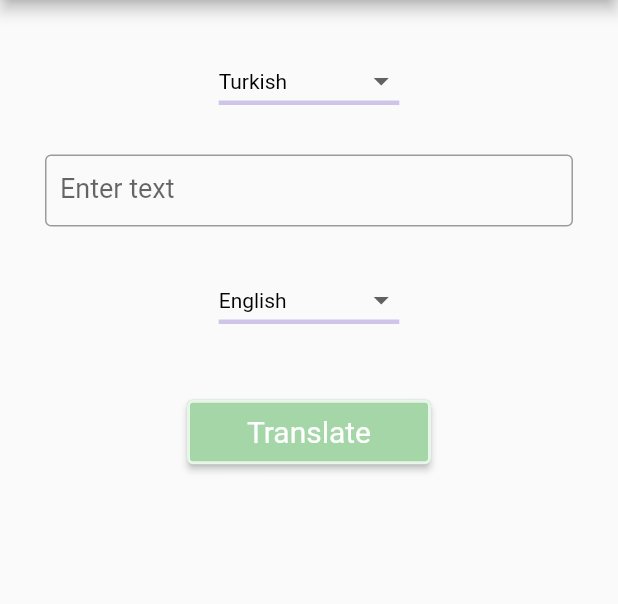
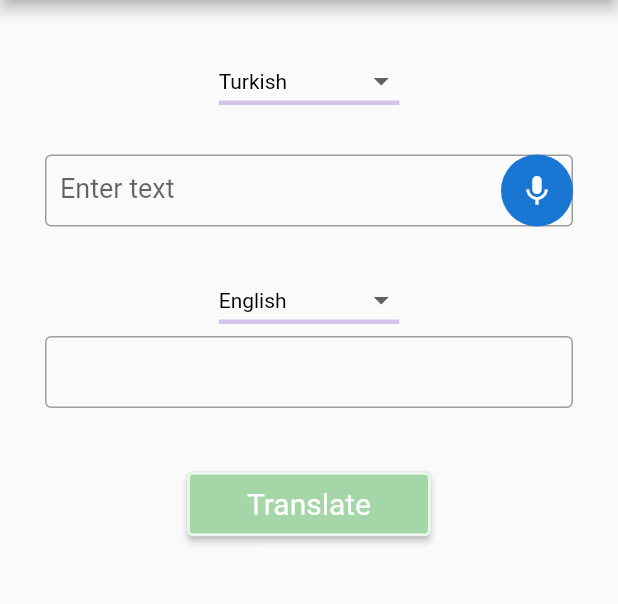
Before and after one commit to AslihanYoldas/Flutter-Translator-App, a Flutter app: the TranslatorView screen opened directly, on a phone screen of 412 x 824 dp, the part 84-688 px from its top. Run offline on Flutter 3.47's test engine with Material 2 defaults, Android fonts, the phone set to English and light mode, and no system bars; our stand-ins replace dio, flutter_bloc, get_it, retrofit, speech_to_text; generated files the repository leaves out were written again.

Commit message:
Two cubits merged. But it isn't working. Many errors occuring

```diff
--- a/lib/cubit/speech_to_text/speech_to_text_states.dart
+++ b/lib/cubit/speech_to_text/speech_to_text_states.dart
@@ -1,6 +1,6 @@
 abstract class SpeechStates{}
 
-class InitState extends SpeechStates{
+class InitialState extends SpeechStates{
 
 }
 
@@ -12,18 +12,23 @@ class MicNotAvailableState extends SpeechStates{
 
 }
 class SpeechListeningState extends SpeechStates{
+  String? sourceLan;
+  String? targetLan;
+  SpeechListeningState(this.sourceLan,this.targetLan);
 
 }
 
-class SpeechListeningStoppedState extends SpeechStates{
+/*class SpeechListeningStoppedState extends SpeechStates{
 
-}
-class ErrorState extends SpeechStates{
+}*/
+class SpeechErrorState extends SpeechStates{
   final String message;
-  ErrorState(this.message);
+  SpeechErrorState(this.message);
 }
 
 class SpeechResult extends SpeechStates{
   String recognizedWords;
-  SpeechResult(this.recognizedWords);
+  String? sourceLan;
+  String? targetLan;
+  SpeechResult(this.recognizedWords,this.sourceLan,this.targetLan);
 }
--- a/lib/cubit/translator/translator_states.dart
+++ b/lib/cubit/translator/translator_states.dart
@@ -11,9 +11,9 @@ class InitState extends TranslatorStates{
 class LoadingState extends TranslatorStates{
 
 }
-class ErrorState extends TranslatorStates{
+class TranslatorErrorState extends TranslatorStates{
   final String message;
-  ErrorState(this.message);
+  TranslatorErrorState(this.message);
 }
 
 class ResponseState extends TranslatorStates{
--- a/lib/cubit/translator/translator_view.dart
+++ b/lib/cubit/translator/translator_view.dart
@@ -1,20 +1,30 @@
 import 'package:flutter/material.dart';
 import 'package:flutter_bloc/flutter_bloc.dart';
+import 'package:flutter_translator_app/cubit/speech_to_text/speech_to_text_cubit.dart';
 import 'package:flutter_translator_app/cubit/translator/translator_cubit.dart';
 import 'package:flutter_translator_app/cubit/translator/translator_states.dart';
 import 'package:flutter_translator_app/dependency_injection/locator.dart';
 import 'package:flutter_translator_app/pages/translator_page.dart';
-
-import '../../model/translator_result.dart';
+import 'package:flutter_translator_app/widgets/speech_to_text_alert_dialog.dart';
+import '../speech_to_text/speech_to_text_states.dart';
 
 class TranslatorView extends StatelessWidget {
   const TranslatorView({super.key});
 
+
   @override
   Widget build(BuildContext context) {
-    return BlocProvider(
-        create: (context)=>locator.get<TranslatorCubit>(),
-        child: buildScaffold()
+    return  MultiBlocProvider(
+        providers:[
+          BlocProvider<TranslatorCubit>(
+            create: (context) => locator.get<TranslatorCubit>(),
+          ),
+          BlocProvider<SpeechCubit>(
+            create: (context) => locator.get<SpeechCubit>(),
+          ),
+
+        ],
+      child: buildScaffold(),
     );
   }
 
@@ -24,25 +34,72 @@ class TranslatorView extends StatelessWidget {
             leading: const Icon(Icons.translate_outlined),
             title: const Text('Translator'),
             backgroundColor: Colors.green.shade200),
-        body: BlocConsumer<TranslatorCubit, TranslatorStates>(
+        body: Column(
+          children: [
+            BlocConsumer<TranslatorCubit, TranslatorStates>(
+                listener: (context, state) {},
+                builder: (context, state) {
+                  if (state is InitState) {
+                    return const TranslatorPage(null,null,null,null);
+
+                  }
+                  else if (state is LoadingState) {
+                    return buildLoading();
+                  }
+                  else if (state is ResponseState) {
+                    debugPrint("RESPONSE STATE");
+                    return TranslatorPage(
+                        state.data.text,
+                        state.result.data?.translations?[0].translatedText,
+                        state.data.sourceLan,
+                        state.data.targetLan);
+                  }
+                  else {
+                    final error = state as TranslatorErrorState;
+                    return Text(error.message);
+                  }
+                }),
+
+        BlocConsumer<SpeechCubit, SpeechStates>(
             listener: (context, state) {},
             builder: (context, state) {
-              if (state is InitState) {
-                return const TranslatorPage(null,null);
+              if (state is InitialState) {
+                locator.get<SpeechCubit>().initialize();
 
               }
-              else if (state is LoadingState) {
-                return buildLoading();
+              else if (state is SpeechResult) {
+                debugPrint("RESPONSE STATE");
+                return TranslatorPage(state.recognizedWords,null,state.sourceLan,state.targetLan);
               }
-              else if (state is ResponseState) {
-                debugPrint("RESPONSE STATE");
-                return TranslatorPage(state.result,state.data);
+              else if (state is MicAvailableState) {
+                debugPrint("Mic Available");
+
               }
+              else if (state is MicNotAvailableState) {
+                debugPrint("MIC NOT AVAILABLE");
+
+              }
+              else if(state is SpeechListeningState){
+                debugPrint("SpeechListeningState");
+                return  SpeechToTextAlertDialog("Listening",state.sourceLan,state.targetLan);
+              }
+              /*else if(state is SpeechListeningStoppedState){
+                debugPrint("SpeechListeningStoppedState");
+                return ;
+              }*/
               else {
-                final error = state as ErrorState;
-                return buildError(error);
+                final error = state as SpeechErrorState;
+                return Text(error.message);
               }
-            }));
+              return const Center(child: Text(''));
+
+
+
+            })
+          ]
+        ),
+
+    );
   }
   Center buildLoading() {
     return const Center(
@@ -50,9 +107,5 @@ class TranslatorView extends StatelessWidget {
     );
   }
 
-  Center buildError(ErrorState error) {
-    return Center(
-      child: Text(error.message),
-    );
-  }
+
 }
--- a/lib/main.dart
+++ b/lib/main.dart
@@ -1,13 +1,11 @@
 import 'package:flutter/material.dart';
-import 'package:flutter_translator_app/cubit/speech_to_text/speech_to_text_view.dart';
 import 'package:flutter_translator_app/cubit/translator/translator_view.dart';
 import 'package:flutter_translator_app/dependency_injection/locator.dart';
-import 'package:flutter_translator_app/pages/speech_to_text.dart';
 
 void main() {
  DependencyInjection();
  runApp(const MaterialApp(
   debugShowCheckedModeBanner: false,
-  home:SpeechView()
+  home:TranslatorView()
  ));
 }
--- a/lib/pages/translator_page.dart
+++ b/lib/pages/translator_page.dart
@@ -2,16 +2,17 @@ import 'package:flutter/material.dart';
 import 'package:flutter_translator_app/cubit/translator/translator_cubit.dart';
 import 'package:flutter_translator_app/dependency_injection/locator.dart';
 import 'package:flutter_translator_app/model/translator_data.dart';
-import '../model/translator_result.dart';
 import '../widgets/dropdown_widget.dart';
 import '../widgets/text_field_widget.dart';
 
 class TranslatorPage extends StatefulWidget {
-  final TranslatorResult? result;
-  final TranslatorData? data;
+  final String? inputData;
+  final String? outputData;
+  final String? sourceLan;
+  final String? targetLan;
 
 
-  const TranslatorPage(this.result, this.data, {super.key});
+  const TranslatorPage(this.inputData, this.outputData, this.sourceLan, this.targetLan, {super.key});
 
   @override
   State<TranslatorPage> createState() => _TranslatorPageState();
@@ -30,10 +31,10 @@ class _TranslatorPageState extends State<TranslatorPage> {
   @override
   void initState() {
     super.initState();
-    selectedSource = widget.data?.sourceLan ?? 'Turkish';
-    selectedTarget = widget.data?.targetLan ?? 'English';
-    inputController = TextEditingController(text: widget.data?.text ?? '');
-    outputController = TextEditingController(text: widget.result?.data?.translations?[0].translatedText ?? '');
+    selectedSource = widget.sourceLan ?? 'Turkish';
+    selectedTarget = widget.targetLan ?? 'English';
+    inputController = TextEditingController(text: widget.inputData?? '');
+    outputController = TextEditingController(text: widget.outputData ?? '');
 
 
   }
@@ -65,7 +66,7 @@ class _TranslatorPageState extends State<TranslatorPage> {
             ),
 
             const SizedBox(height: 25,),
-            buildTextField(inputController),
+            buildTextField(context,inputController,widget.sourceLan,widget.targetLan),
             const SizedBox(height: 25,),
             buildDropdown(selectedTarget,
                     (value) {
@@ -75,6 +76,7 @@ class _TranslatorPageState extends State<TranslatorPage> {
 
                     }
             ),
+            buildTextField(context,outputController, widget.sourceLan,widget.targetLan, readOnly: true),
             const SizedBox(height: 40),
             ElevatedButton(
                 style: ElevatedButton.styleFrom(
--- a/lib/widgets/text_field_widget.dart
+++ b/lib/widgets/text_field_widget.dart
@@ -1,7 +1,7 @@
-import 'package:flutter/cupertino.dart';
+
 import 'package:flutter/material.dart';
-
-Widget buildTextField(TextEditingController controller, {bool readOnly = false}) {
+import 'package:flutter_translator_app/widgets/speech_to_text_alert_dialog.dart';
+Widget buildTextField(context,TextEditingController controller, String? sourceLan, String? targetLan, {bool readOnly = false}) {
   return TextField(
     controller: controller,
     readOnly: readOnly,
@@ -10,6 +10,7 @@ Widget buildTextField(TextEditingController controller, {bool readOnly = false})
     keyboardType: TextInputType.multiline,
     maxLines: null,
     decoration: InputDecoration(
+      suffixIcon: readOnly ? null : buildGestureDetector(context,sourceLan,targetLan),
       contentPadding: const EdgeInsets.symmetric(horizontal: 10, vertical: 10),
       hintText: readOnly ? null : 'Enter text',
       border: const OutlineInputBorder(),
@@ -19,3 +20,15 @@ Widget buildTextField(TextEditingController controller, {bool readOnly = false})
     ),
   );
 }
+ Widget buildGestureDetector(context,String? sourceLan, String? targetLan) {
+   return GestureDetector(
+     onTap: () async {
+       Navigator.of(context).push(MaterialPageRoute(builder: (context) => SpeechToTextAlertDialog ("Tap to Start Listening",sourceLan,targetLan)));
+
+     },
+     child: const CircleAvatar(
+         child: Icon(Icons.mic)
+     ),
+   );
+
+ }
```
Also changed, not shown: lib/cubit/speech_to_text/speech_to_text_cubit.dart (+6 -6 lines), lib/cubit/speech_to_text/speech_to_text_view.dart (deleted, +0 -62 lines), lib/pages/speech_to_text.dart (deleted, +0 -40 lines), lib/widgets/speech_to_text_alert_dialog.dart (added, +62 -0 lines).
